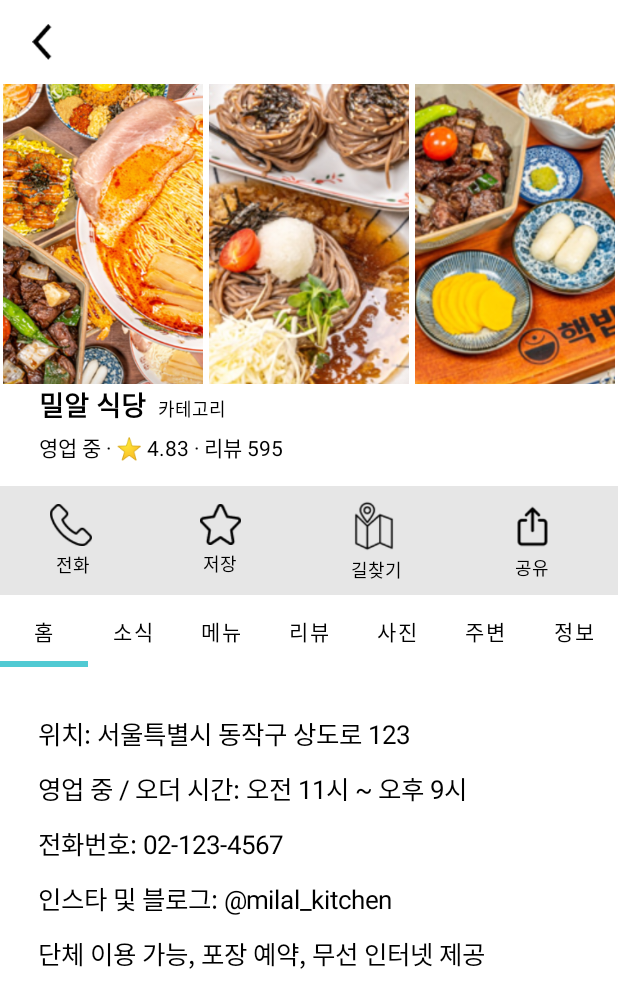
After one commit to gudwls47/Sever_project, an Android app: the fragment StoreDetailFragment shown on its own in the app's theme, on a phone screen of 412 x 824 dp. The commit adds this screen. Shown: the top 1008 px of the screen. Run offline under Robolectric (Android 15) with nearby library versions, the phone set to English and light mode, and no system bars.

Commit message:
feat: 가게 상세 페이지 UI 구현 완료

```diff
--- a/app/src/main/java/com/example/server_project/ReviewDetailFragment.kt
+++ b/app/src/main/java/com/example/server_project/ReviewDetailFragment.kt
@@ -66,6 +66,23 @@ class ReviewDetailFragment : Fragment() {
             requireActivity().supportFragmentManager.popBackStack()
         }
 
+        // ✅ 가게 정보 박스를 눌렀을 때 → StoreDetailFragment 로 이동
+        val storeBox = view.findViewById<LinearLayout>(R.id.store_information_box)
+        storeBox.setOnClickListener {
+            val fragment = StoreDetailFragment().apply {
+                arguments = Bundle().apply {
+                    putString("restaurantName", restaurantName)
+                    putFloat("rating", rating)
+                    putIntegerArrayList("storeImages", ArrayList(storeImages)) // 전달
+                }
+            }
+
+            requireActivity().supportFragmentManager.beginTransaction()
+                .replace(R.id.main_frm, fragment)
+                .addToBackStack(null)
+                .commit()
+        }
+
         return view
     }
 }
--- /dev/null
+++ b/app/src/main/java/com/example/server_project/StoreDetailFragment.kt
@@ -0,0 +1,59 @@
+package com.example.server_project
+
+import android.os.Bundle
+import android.view.LayoutInflater
+import android.view.View
+import android.view.ViewGroup
+import android.widget.ImageView
+import android.widget.LinearLayout
+import androidx.fragment.app.Fragment
+import androidx.viewpager2.widget.ViewPager2
+import com.example.server_project.ui.StoreDetailPagerAdapter
+import com.google.android.material.tabs.TabLayout
+import com.google.android.material.tabs.TabLayoutMediator
+
+class StoreDetailFragment : Fragment() {
+
+    override fun onCreateView(
+        inflater: LayoutInflater, container: ViewGroup?,
+        savedInstanceState: Bundle?
+    ): View {
+        val view = inflater.inflate(R.layout.fragment_store_detail, container, false)
+
+        // 더미 이미지 설정
+        val storeImages = listOf(
+            R.drawable.img_store_sample1,
+            R.drawable.img_store_sample2,
+            R.drawable.img_store_sample3
+        )
+
+        val imageLayout = view.findViewById<LinearLayout>(R.id.layout_store_images)
+        storeImages.forEach { resId ->
+            val imageView = ImageView(requireContext()).apply {
+                setImageResource(resId)
+                layoutParams = LinearLayout.LayoutParams(0, 450, 1f).apply {
+                    setMargins(3, 0, 3, 0)
+                }
+                scaleType = ImageView.ScaleType.CENTER_CROP
+            }
+            imageLayout.addView(imageView)
+        }
+
+        // 탭 + 뷰페이저 연결
+        val viewPager = view.findViewById<ViewPager2>(R.id.view_pager_store)
+        val tabLayout = view.findViewById<TabLayout>(R.id.tab_store)
+        val tabTitles = listOf("홈", "소식", "메뉴", "리뷰", "사진", "주변", "정보")
+
+        viewPager.adapter = StoreDetailPagerAdapter(this, tabTitles.size)
+        TabLayoutMediator(tabLayout, viewPager) { tab, position ->
+            tab.text = tabTitles[position]
+        }.attach()
+
+        // 뒤로 가기
+        view.findViewById<ImageView>(R.id.btn_back).setOnClickListener {
+            requireActivity().supportFragmentManager.popBackStack()
+        }
+
+        return view
+    }
+}
--- /dev/null
+++ b/app/src/main/java/com/example/server_project/StoreTabContentFragment.kt
@@ -0,0 +1,59 @@
+package com.example.server_project
+
+import android.os.Bundle
+import android.view.LayoutInflater
+import android.view.View
+import android.view.ViewGroup
+import android.widget.LinearLayout
+import android.widget.TextView
+import androidx.fragment.app.Fragment
+
+class StoreTabContentFragment : Fragment() {
+
+    companion object {
+        fun newInstance(tabIndex: Int): StoreTabContentFragment {
+            val fragment = StoreTabContentFragment()
+            val args = Bundle()
+            args.putInt("tabIndex", tabIndex)
+            fragment.arguments = args
+            return fragment
+        }
+    }
+
+    override fun onCreateView(
+        inflater: LayoutInflater, container: ViewGroup?,
+        savedInstanceState: Bundle?
+    ): View {
+        val view = inflater.inflate(R.layout.fragment_store_tab_content, container, false)
+        val tabIndex = arguments?.getInt("tabIndex") ?: 0
+        val containerLayout = view.findViewById<LinearLayout>(R.id.tab_content_container)
+
+        when (tabIndex) {
+            0 -> { // 홈 탭
+                addText(containerLayout, "위치: 서울특별시 동작구 상도로 123")
+                addText(containerLayout, "영업 중 / 오더 시간: 오전 11시 ~ 오후 9시")
+                addText(containerLayout, "전화번호: 02-123-4567")
+                addText(containerLayout, "인스타 및 블로그: @milal_kitchen")
+                addText(containerLayout, "단체 이용 가능, 포장 예약, 무선 인터넷 제공")
+            }
+            1 -> addText(containerLayout, "소식 탭입니다. 이벤트나 공지사항 표시.")
+            2 -> addText(containerLayout, "메뉴 탭입니다. 대표 메뉴 이미지나 설명.")
+            3 -> addText(containerLayout, "리뷰 탭입니다. 별점 및 한줄평 표시.")
+            4 -> addText(containerLayout, "사진 탭입니다. 이용자 사진들 나열.")
+            5 -> addText(containerLayout, "주변 탭입니다. 가까운 장소 정보.")
+            6 -> addText(containerLayout, "정보 탭입니다. 사업자 정보 및 운영 정보.")
+        }
+
+        return view
+    }
+
+    private fun addText(layout: LinearLayout, text: String) {
+        val textView = TextView(requireContext()).apply {
+            this.text = text
+            textSize = 17f
+            setPadding(0, 10, 0, 8)
+            setTextColor(android.graphics.Color.BLACK)
+        }
+        layout.addView(textView)
+    }
+}
--- /dev/null
+++ b/app/src/main/java/com/example/server_project/ui/StoreDetailPagerAdapter.kt
@@ -0,0 +1,17 @@
+package com.example.server_project.ui
+
+import androidx.fragment.app.Fragment
+import androidx.viewpager2.adapter.FragmentStateAdapter
+import com.example.server_project.StoreTabContentFragment
+
+class StoreDetailPagerAdapter(
+    fragment: Fragment,
+    private val itemCount: Int
+) : FragmentStateAdapter(fragment) {
+
+    override fun getItemCount(): Int = itemCount
+
+    override fun createFragment(position: Int): Fragment {
+        return StoreTabContentFragment.newInstance(position)
+    }
+}
--- a/app/src/main/res/layout/fragment_home.xml
+++ b/app/src/main/res/layout/fragment_home.xml
@@ -32,7 +32,7 @@
             android:id="@+id/home_dark_bar_iv"
             android:layout_width="match_parent"
             android:layout_height="80dp"
-            android:layout_marginTop="75dp"
+            android:layout_marginTop="74.6dp"
             android:src="@drawable/img_dark_bar"
             app:layout_constraintTop_toTopOf="@id/home_search_bar_iv" />
 
--- a/app/src/main/res/layout/fragment_review_detail.xml
+++ b/app/src/main/res/layout/fragment_review_detail.xml
@@ -21,6 +21,7 @@
 
         <!-- 가게 정보 박스 -->
         <LinearLayout
+            android:id="@+id/store_information_box"
             android:orientation="vertical"
             android:layout_width="370dp"
             android:layout_height="180dp"
--- /dev/null
+++ b/app/src/main/res/layout/fragment_store_detail.xml
@@ -0,0 +1,183 @@
+<?xml version="1.0" encoding="utf-8"?>
+<LinearLayout xmlns:android="http://schemas.android.com/apk/res/android"
+    xmlns:app="http://schemas.android.com/apk/res-auto"
+    android:layout_width="match_parent"
+    android:layout_height="match_parent"
+    android:orientation="vertical">
+
+    <!-- 뒤로가기 버튼 -->
+    <ImageView
+        android:id="@+id/btn_back"
+        android:layout_width="24dp"
+        android:layout_height="24dp"
+        android:layout_margin="16dp"
+        android:src="@drawable/ic_back"
+        android:clickable="true"
+        android:focusable="true" />
+
+    <!-- 대표 이미지 영역 -->
+    <LinearLayout
+        android:id="@+id/layout_store_images"
+        android:layout_width="match_parent"
+        android:layout_height="200dp"
+        android:orientation="horizontal"
+        android:gravity="center_vertical"
+        android:padding="0dp" />
+
+    <!-- 가게 이름 + 별점 -->
+    <LinearLayout
+        android:layout_width="match_parent"
+        android:layout_height="wrap_content"
+        android:orientation="vertical"
+        android:paddingStart="16dp"
+        android:paddingEnd="16dp"
+        android:layout_marginTop="0dp">
+
+        <LinearLayout
+            android:layout_width="match_parent"
+            android:layout_height="match_parent"
+            android:orientation="horizontal"
+            android:layout_marginStart="10dp">
+
+            <TextView
+                android:id="@+id/tv_store_name"
+                android:layout_width="wrap_content"
+                android:layout_height="wrap_content"
+                android:text="밀알 식당"
+                android:textStyle="bold"
+                android:textSize="18sp"
+                android:textColor="@color/black" />
+
+            <TextView
+                android:id="@+id/tv_store_category"
+                android:layout_width="wrap_content"
+                android:layout_height="wrap_content"
+                android:text="카테고리"
+                android:textSize="12sp"
+                android:textColor="@color/black"
+                android:layout_marginStart="8dp"/>
+
+        </LinearLayout>
+
+
+        <TextView
+            android:id="@+id/tv_store_info"
+            android:layout_width="wrap_content"
+            android:layout_height="wrap_content"
+            android:text="영업 중 · ⭐ 4.83 · 리뷰 595"
+            android:textSize="14sp"
+            android:textColor="@color/black"
+            android:layout_marginTop="4dp"
+            android:layout_marginStart="10dp"/>
+    </LinearLayout>
+
+    <!-- 전화, 저장, 길찾기, 공유 -->
+    <LinearLayout
+        android:layout_width="match_parent"
+        android:layout_height="wrap_content"
+        android:orientation="horizontal"
+        android:background="@color/bright_gray"
+        android:paddingTop="10dp"
+        android:paddingBottom="8dp"
+        android:layout_marginTop="15dp">
+
+        <LinearLayout android:orientation="vertical"
+            android:layout_width="wrap_content"
+            android:layout_height="wrap_content"
+            android:layout_marginEnd="72dp"
+            android:layout_marginStart="33dp"
+            android:layout_marginTop="2dp">
+
+            <ImageView
+                android:layout_width="28dp"
+                android:layout_height="28dp"
+                android:src="@drawable/ic_call"/>
+
+            <TextView
+                android:layout_width="wrap_content"
+                android:layout_height="wrap_content"
+                android:text="전화"
+                android:textSize="12sp"
+                android:layout_marginStart="4dp"
+                android:layout_marginTop="3dp"
+                android:textColor="@color/black"/>
+        </LinearLayout>
+
+        <LinearLayout android:orientation="vertical"
+            android:layout_width="wrap_content"
+            android:layout_height="wrap_content"
+            android:layout_marginEnd="72dp"
+            android:layout_marginTop="2dp">
+            <ImageView
+                android:layout_width="27dp"
+                android:layout_height="27dp"
+                android:src="@drawable/ic_bookmark"/>
+
+            <TextView
+                android:layout_width="wrap_content"
+                android:layout_height="wrap_content"
+                android:text="저장"
+                android:textSize="12sp"
+                android:layout_marginStart="2dp"
+                android:layout_marginTop="3dp"
+                android:textColor="@color/black"/>
+        </LinearLayout>
+
+        <LinearLayout android:orientation="vertical"
+            android:layout_width="wrap_content"
+            android:layout_height="wrap_content"
+            android:layout_marginEnd="72dp"
+            android:layout_marginTop="0dp">
+            <ImageView
+                android:layout_width="33dp"
+                android:layout_height="33dp"
+                android:src="@drawable/ic_map"/>
+
+            <TextView
+                android:layout_width="wrap_content"
+                android:layout_height="wrap_content"
+                android:text="길찾기"
+                android:textSize="12sp"
+                android:layout_marginStart="1dp"
+                android:layout_marginTop="3dp"
+                android:textColor="@color/black"/>
+        </LinearLayout>
+
+        <LinearLayout android:orientation="vertical"
+            android:layout_width="wrap_content"
+            android:layout_height="wrap_content"
+            android:layout_marginTop="2dp">
+            <ImageView
+                android:layout_width="30dp"
+                android:layout_height="30dp"
+                android:src="@drawable/ic_share"/>
+
+            <TextView
+                android:layout_width="wrap_content"
+                android:layout_height="wrap_content"
+                android:text="공유"
+                android:textSize="12sp"
+                android:layout_marginStart="3dp"
+                android:layout_marginTop="3dp"
+                android:textColor="@color/black"/>
+
+        </LinearLayout>
+    </LinearLayout>
+
+    <!-- 탭 -->
+    <com.google.android.material.tabs.TabLayout
+        android:id="@+id/tab_store"
+        android:layout_width="match_parent"
+        android:layout_height="wrap_content"
+        app:tabIndicatorColor="@color/color_selected"
+        app:tabIndicatorHeight="4dp"
+        app:tabSelectedTextColor="@color/black"
+        app:tabTextColor="@color/black" />
+
+    <!-- 탭별 콘텐츠 -->
+    <androidx.viewpager2.widget.ViewPager2
+        android:id="@+id/view_pager_store"
+        android:layout_width="match_parent"
+        android:layout_height="0dp"
+        android:layout_weight="1" />
+</LinearLayout>
--- /dev/null
+++ b/app/src/main/res/layout/fragment_store_tab_content.xml
@@ -0,0 +1,13 @@
+<ScrollView xmlns:android="http://schemas.android.com/apk/res/android"
+    android:layout_width="match_parent"
+    android:layout_height="match_parent">
+
+    <LinearLayout
+        android:id="@+id/tab_content_container"
+        android:orientation="vertical"
+        android:layout_width="match_parent"
+        android:layout_height="wrap_content"
+        android:padding="25dp">
+        <!-- 여기에 동적으로 텍스트, 이미지 등 추가됨 -->
+    </LinearLayout>
+</ScrollView>
--- a/app/src/main/res/values/colors.xml
+++ b/app/src/main/res/values/colors.xml
@@ -11,4 +11,5 @@
     <color name="color_selected">#50CAD3</color>
     <color name="color_unselected">#C6C8C8</color>
     <color name="my_red">#FF0000</color>
+    <color name="bright_gray">#E6E6E6</color>
 </resources>
```
Also changed, not shown: app/src/main/res/drawable/ic_bookmark.png (added), app/src/main/res/drawable/ic_call.png (added), app/src/main/res/drawable/ic_map.png (added), app/src/main/res/drawable/ic_share.png (added).
